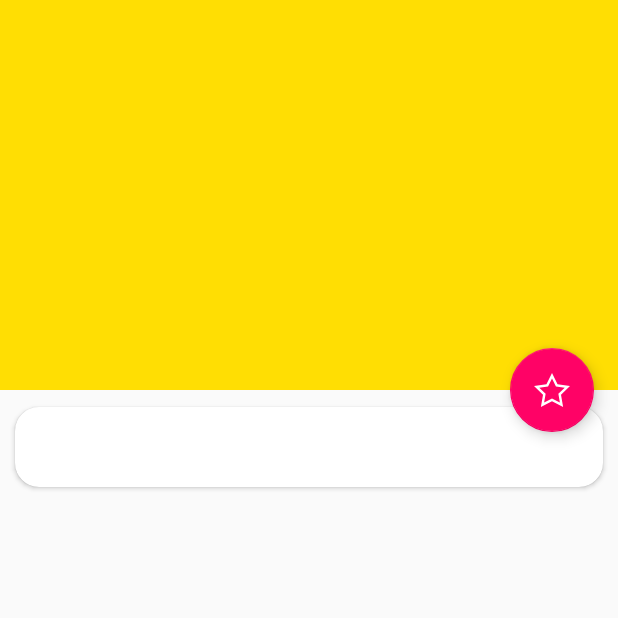
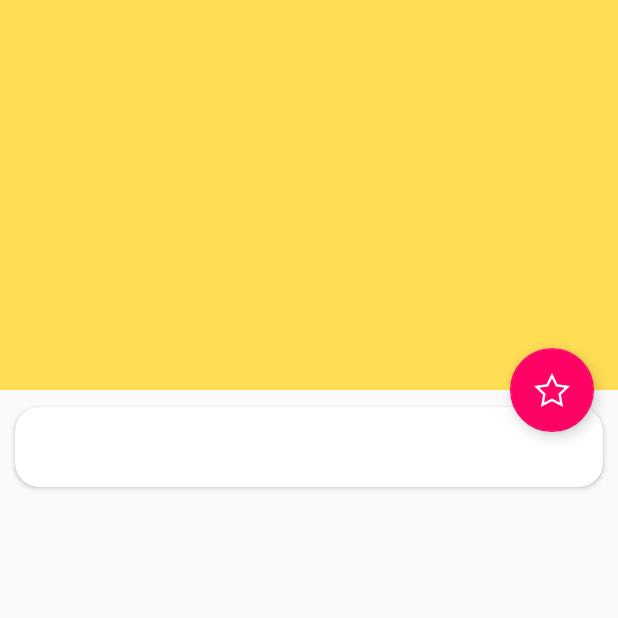
Before and after one commit to ZahraHeydari/Android-Clean-Architecture-MVVM-Hilt-RX, an Android app: the PhotoDetailActivity screen opened directly, with no data from a screen before it, on a phone screen of 412 x 824 dp, the top half of it. Run offline under Robolectric (Android 15) with nearby library versions, the phone set to English and light mode, and no system bars; our stand-ins replace Dagger/Hilt's generated code, Picasso, RxJava, data binding; network calls fail; pictures from the network do not load.

```diff
--- a/app/src/main/res/layout/holder_album.xml
+++ b/app/src/main/res/layout/holder_album.xml
@@ -23,6 +23,8 @@
                 android:textColor="@color/colorTextSecondary"
                 android:layout_width="match_parent"
                 android:layout_height="match_parent"/>
+
+
     </android.support.v7.widget.CardView>
 
 </layout>
--- a/app/src/main/res/values/colors.xml
+++ b/app/src/main/res/values/colors.xml
@@ -1,7 +1,7 @@
 <?xml version="1.0" encoding="utf-8"?>
 <resources>
-    <color name="colorPrimary">#FFDE03</color>
-    <color name="colorPrimaryDark">#FFC400</color>
+    <color name="colorPrimary">#FFDE54</color>
+    <color name="colorPrimaryDark">#99874B</color>
     <color name="colorAccent">#FF0266</color>
     <color name="blue">#0336FF</color>
     <color name="colorTextPrimary">#202020</color>
```
Also changed, not shown: app/src/main/java/com/android/artgallery/presentation/photo/PhotosAdapter.kt (+18 -3 lines), app/src/main/res/layout/holder_photo.xml (+7 -0 lines).
